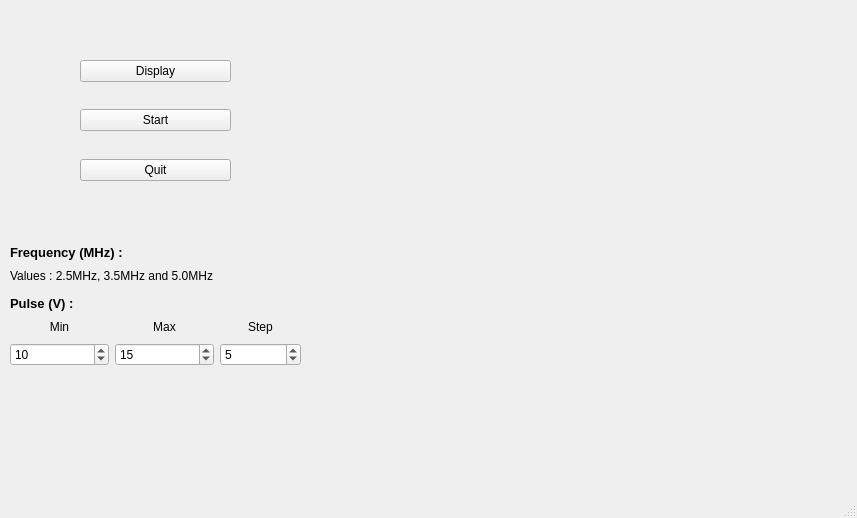
Above: UltrasoundSpectroscopyRecorder.ui from KitwareMedical/Deprecated-UltrasoundSpectroscopyRecorder before the change. Below: the same form after it.
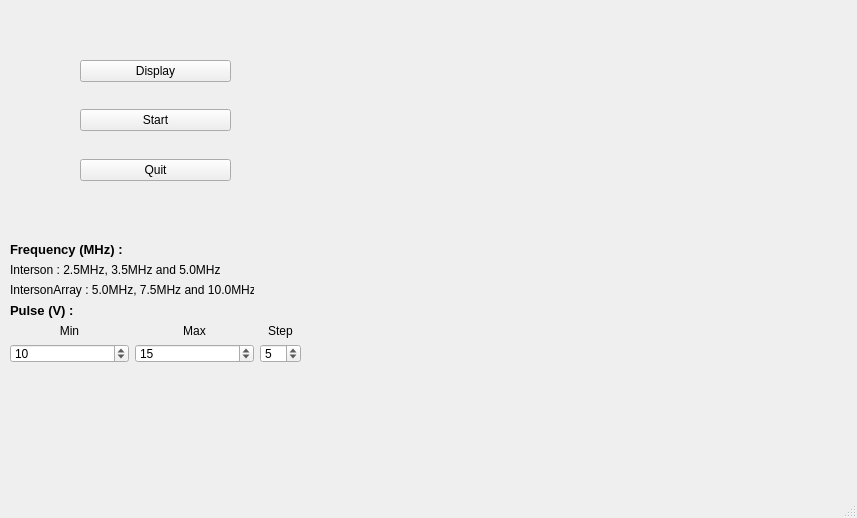
That is the form after the change. Custom widgets are drawn as their Qt base class.

Commit message: STYLE: Update the gui interface for the Interson Array probe

Patch:
```diff
--- a/UltrasoundSpectroscopyRecorder.ui
+++ b/UltrasoundSpectroscopyRecorder.ui
@@ -131,23 +131,54 @@
     <property name="geometry">
      <rect>
       <x>10</x>
-      <y>240</y>
+      <y>242</y>
       <width>291</width>
-      <height>126</height>
+      <height>121</height>
      </rect>
     </property>
     <layout class="QGridLayout" name="gridLayout">
-     <item row="3" column="1">
-      <widget class="QLabel" name="label_7">
+     <item row="0" column="0" colspan="2">
+      <widget class="QLabel" name="label">
+       <property name="font">
+        <font>
+         <pointsize>10</pointsize>
+         <weight>75</weight>
+         <bold>true</bold>
+        </font>
+       </property>
        <property name="text">
-        <string>Max</string>
+        <string>Frequency (MHz) :</string>
        </property>
        <property name="alignment">
-        <set>Qt::AlignCenter</set>
+        <set>Qt::AlignBottom|Qt::AlignLeading|Qt::AlignLeft</set>
        </property>
       </widget>
      </item>
-     <item row="3" column="0">
+     <item row="3" column="0" colspan="2">
+      <widget class="QLabel" name="label_5">
+       <property name="font">
+        <font>
+         <pointsize>10</pointsize>
+         <weight>75</weight>
+         <bold>true</bold>
+        </font>
+       </property>
+       <property name="text">
+        <string>Pulse (V) :</string>
+       </property>
+       <property name="alignment">
+        <set>Qt::AlignBottom|Qt::AlignLeading|Qt::AlignLeft</set>
+       </property>
+      </widget>
+     </item>
+     <item row="1" column="0" colspan="2">
+      <widget class="QLabel" name="label_2">
+       <property name="text">
+        <string>Interson : 2.5MHz, 3.5MHz and 5.0MHz</string>
+       </property>
+      </widget>
+     </item>
+     <item row="4" column="0">
       <widget class="QLabel" name="label_6">
        <property name="autoFillBackground">
         <bool>false</bool>
@@ -163,7 +194,17 @@
        </property>
       </widget>
      </item>
-     <item row="3" column="2">
+     <item row="4" column="1">
+      <widget class="QLabel" name="label_7">
+       <property name="text">
+        <string>Max</string>
+       </property>
+       <property name="alignment">
+        <set>Qt::AlignCenter</set>
+       </property>
+      </widget>
+     </item>
+     <item row="4" column="2">
       <widget class="QLabel" name="label_8">
        <property name="text">
         <string>Step</string>
@@ -173,21 +214,21 @@
        </property>
       </widget>
      </item>
-     <item row="4" column="0">
+     <item row="5" column="0">
       <widget class="QSpinBox" name="pulseMin">
        <property name="value">
         <number>10</number>
        </property>
       </widget>
      </item>
-     <item row="4" column="1">
+     <item row="5" column="1">
       <widget class="QSpinBox" name="pulseMax">
        <property name="value">
         <number>15</number>
        </property>
       </widget>
      </item>
-     <item row="4" column="2">
+     <item row="5" column="2">
       <widget class="QSpinBox" name="pulseStep">
        <property name="value">
         <number>5</number>
@@ -195,43 +236,9 @@
       </widget>
      </item>
      <item row="2" column="0" colspan="2">
-      <widget class="QLabel" name="label_5">
-       <property name="font">
-        <font>
-         <pointsize>10</pointsize>
-         <weight>75</weight>
-         <bold>true</bold>
-        </font>
-       </property>
+      <widget class="QLabel" name="label_3">
        <property name="text">
-        <string>Pulse (V) :</string>
-       </property>
-       <property name="alignment">
-        <set>Qt::AlignBottom|Qt::AlignLeading|Qt::AlignLeft</set>
-       </property>
-      </widget>
-     </item>
-     <item row="1" column="0" colspan="2">
-      <widget class="QLabel" name="label_2">
-       <property name="text">
-        <string>Values : 2.5MHz, 3.5MHz and 5.0MHz</string>
-       </property>
-      </widget>
-     </item>
-     <item row="0" column="0" colspan="2">
-      <widget class="QLabel" name="label">
-       <property name="font">
-        <font>
-         <pointsize>10</pointsize>
-         <weight>75</weight>
-         <bold>true</bold>
-        </font>
-       </property>
-       <property name="text">
-        <string>Frequency (MHz) :</string>
-       </property>
-       <property name="alignment">
-        <set>Qt::AlignBottom|Qt::AlignLeading|Qt::AlignLeft</set>
+        <string>IntersonArray : 5.0MHz, 7.5MHz and 10.0MHz</string>
        </property>
       </widget>
      </item>
```
